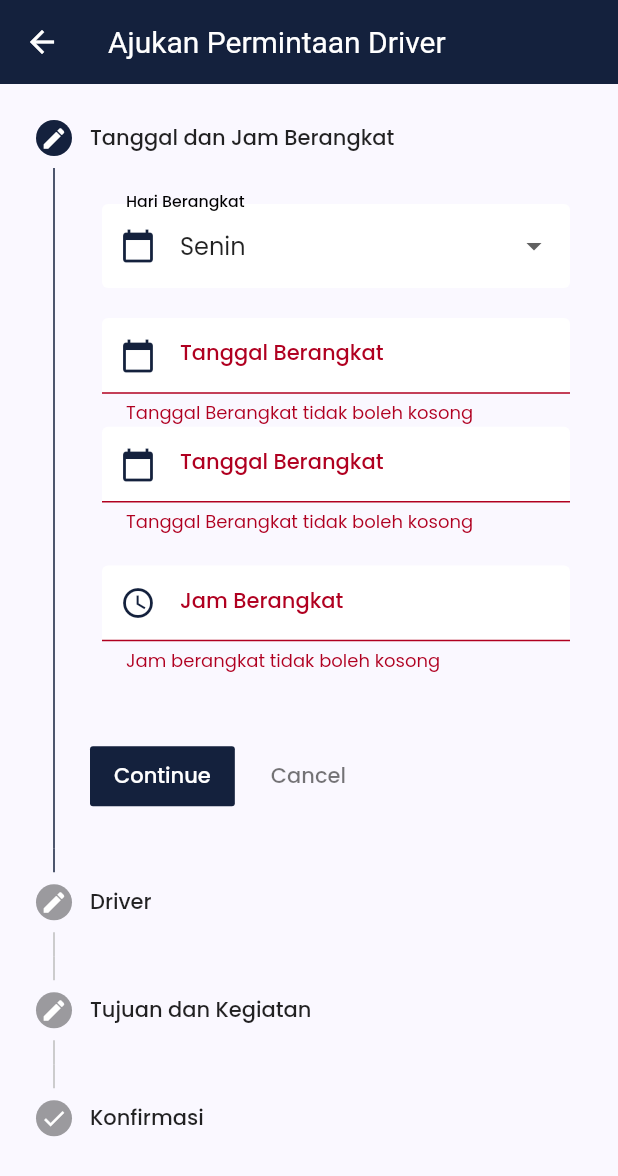
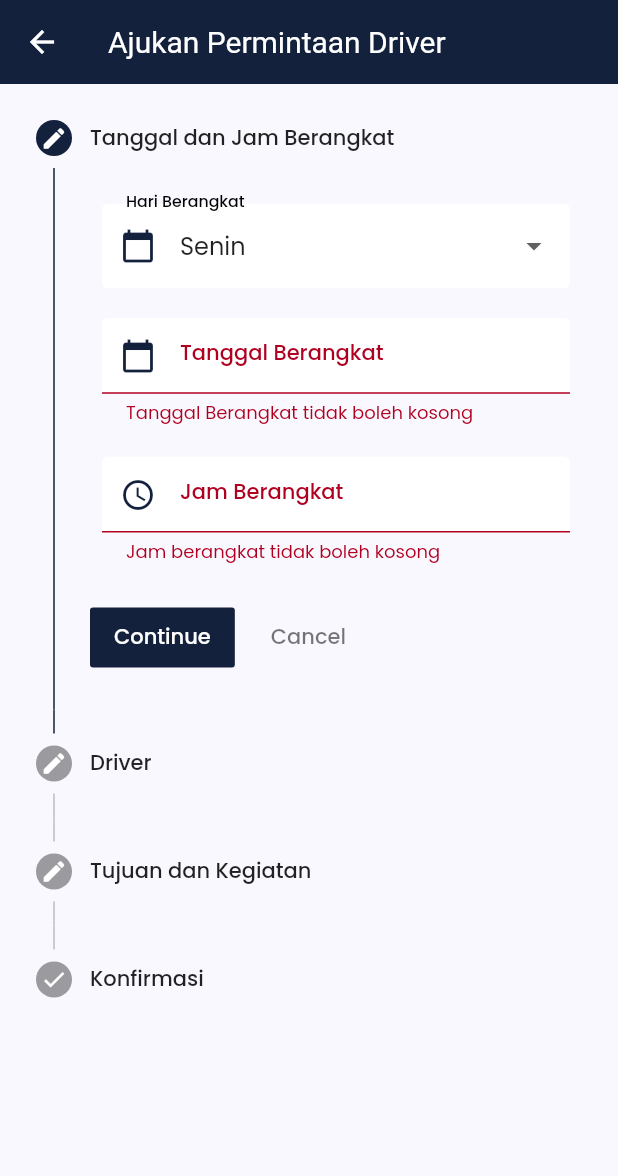
Before and after one commit to mdsetiawan11/anterin_kc_pky, a Flutter app: the AddPermintaanUser screen opened directly, after a tap on "Continue", on a phone screen of 412 x 824 dp. Shown: the top 1176 px of the screen. Run offline on Flutter 3.47's test engine with Material 2 defaults, Android fonts, the phone set to English and light mode, and no system bars; our stand-ins replace awesome_dialog, flutter_custom_clippers, flutter_rating_bar, flutter_slidable, flutter_svg, fluttertoast and 6 more; missing offline and left inert: material_dialogs; accounts and stored records are empty.

Commit message:
text field

```diff
--- a/lib/pages/user/add_permintaan.dart
+++ b/lib/pages/user/add_permintaan.dart
@@ -116,63 +116,21 @@ class _AddPermintaanUserState extends State<AddPermintaanUser> {
                     ),
                     textFormField(
                         isreadOnly: true,
-                        onTap: () {
-                          _selectDate();
-                        },
+                        onTap: _selectDate,
                         TextController: _dateController,
                         labelText: 'Tanggal Berangkat',
                         validatorText: 'Tanggal Berangkat tidak boleh kosong',
                         iconData: Icons.calendar_today),
-                    TextFormField(
-                      controller: _dateController,
-                      onTap: () {
-                        _selectDate();
-                      },
-                      readOnly: true,
-                      validator: (value) {
-                        if (value!.isEmpty) {
-                          return 'Tanggal Berangkat tidak boleh kosong';
-                        }
-                        return null;
-                      },
-                      decoration: const InputDecoration(
-                          labelText: 'Tanggal Berangkat',
-                          filled: true,
-                          prefixIcon: Icon(Icons.calendar_today),
-                          prefixIconColor: Warna.utama,
-                          enabledBorder:
-                              OutlineInputBorder(borderSide: BorderSide.none),
-                          focusedBorder: OutlineInputBorder(
-                              borderSide: BorderSide(color: Warna.utama))),
-                    ),
                     const SizedBox(
                       height: 20,
                     ),
-                    TextFormField(
-                      controller: _timeController,
-                      readOnly: true,
-                      onTap: () {
-                        _selectTime();
-                      },
-                      validator: (value) {
-                        if (value!.isEmpty) {
-                          return 'Jam berangkat tidak boleh kosong';
-                        }
-                        return null;
-                      },
-                      decoration: const InputDecoration(
+                    textFormField(
+                        isreadOnly: true,
+                        TextController: _timeController,
                         labelText: 'Jam Berangkat',
-                          filled: true,
-                          prefixIcon: Icon(Icons.access_time),
-                          prefixIconColor: Warna.utama,
-                          enabledBorder:
-                              OutlineInputBorder(borderSide: BorderSide.none),
-                          focusedBorder: OutlineInputBorder(
-                              borderSide: BorderSide(color: Warna.utama))),
-                    ),
-                    const SizedBox(
-                      height: 20,
-                    ),
+                        validatorText: 'Jam berangkat tidak boleh kosong',
+                        iconData: Icons.access_time,
+                        onTap: _selectTime),
                   ],
                 ),
               ),
@@ -227,97 +185,43 @@ class _AddPermintaanUserState extends State<AddPermintaanUser> {
                 key: formKeys[2],
                 child: Column(
                   children: [
-                    TextFormField(
-                      controller: _tujuanController,
-                      readOnly: false,
-                      validator: (value) {
-                        if (value!.isEmpty) {
-                          return 'Tujuan tidak boleh kosong';
-                        }
-                        return null;
-                      },
-                      decoration: const InputDecoration(
+                    textFormField(
+                        isreadOnly: false,
+                        TextController: _tujuanController,
                         labelText: 'Tujuan',
-                          filled: true,
-                          prefixIcon: Icon(Icons.pin_drop),
-                          prefixIconColor: Warna.utama,
-                          enabledBorder:
-                              OutlineInputBorder(borderSide: BorderSide.none),
-                          focusedBorder: OutlineInputBorder(
-                              borderSide: BorderSide(color: Warna.utama))),
-                    ),
+                        validatorText: 'Tujuan tidak boleh kosong',
+                        iconData: Icons.pin_drop,
+                        onTap: () {}),
                     const SizedBox(
                       height: 20,
                     ),
-                    TextFormField(
-                      controller: _kegiatanController,
-                      readOnly: false,
-                      validator: (value) {
-                        if (value!.isEmpty) {
-                          return 'Kegiatan tidak boleh kosong';
-                        }
-                        return null;
-                      },
-                      decoration: const InputDecoration(
+                    textFormField(
+                        isreadOnly: false,
+                        TextController: _kegiatanController,
                         labelText: 'Kegiatan',
-                          filled: true,
-                          prefixIcon: Icon(Icons.directions_walk),
-                          prefixIconColor: Warna.utama,
-                          enabledBorder:
-                              OutlineInputBorder(borderSide: BorderSide.none),
-                          focusedBorder: OutlineInputBorder(
-                              borderSide: BorderSide(color: Warna.utama))),
-                    ),
+                        validatorText: 'Kegiatan tidak boleh kosong',
+                        iconData: Icons.directions_walk,
+                        onTap: () {}),
                     const SizedBox(
                       height: 20,
                     ),
-                    TextFormField(
-                      controller: _datebackController,
-                      readOnly: true,
-                      onTap: () {
-                        _selectDateBack();
-                      },
-                      validator: (value) {
-                        if (value!.isEmpty) {
-                          return 'Tanggal kembali tidak boleh kosong';
-                        }
-                        return null;
-                      },
-                      decoration: const InputDecoration(
+                    textFormField(
+                        isreadOnly: true,
+                        TextController: _datebackController,
                         labelText: 'Tanggal Kembali',
-                          filled: true,
-                          prefixIcon: Icon(Icons.calendar_today),
-                          prefixIconColor: Warna.utama,
-                          enabledBorder:
-                              OutlineInputBorder(borderSide: BorderSide.none),
-                          focusedBorder: OutlineInputBorder(
-                              borderSide: BorderSide(color: Warna.utama))),
-                    ),
+                        validatorText: 'Tanggal kembali tidak boleh kosong',
+                        iconData: Icons.calendar_today,
+                        onTap: _selectDateBack),
                     const SizedBox(
                       height: 20,
                     ),
-                    TextFormField(
-                      controller: _timebackController,
-                      readOnly: true,
-                      onTap: () {
-                        _selectbackTime();
-                      },
-                      validator: (value) {
-                        if (value!.isEmpty) {
-                          return 'Jam kembali tidak boleh kosong';
-                        }
-                        return null;
-                      },
-                      decoration: const InputDecoration(
+                    textFormField(
+                        isreadOnly: true,
+                        TextController: _timebackController,
                         labelText: 'Jam Kembali (Perkiraan)',
-                          filled: true,
-                          prefixIcon: Icon(Icons.access_time),
-                          prefixIconColor: Warna.utama,
-                          enabledBorder:
-                              OutlineInputBorder(borderSide: BorderSide.none),
-                          focusedBorder: OutlineInputBorder(
-                              borderSide: BorderSide(color: Warna.utama))),
-                    ),
+                        validatorText: 'Jam kembali tidak boleh kosong',
+                        iconData: Icons.access_time,
+                        onTap: _selectbackTime),
                   ],
                 ),
               ),
@@ -332,83 +236,53 @@ class _AddPermintaanUserState extends State<AddPermintaanUser> {
                 key: formKeys[3],
                 child: Column(
                   children: [
-                    TextFormField(
-                      controller: _dateController,
-                      readOnly: true,
-                      decoration: const InputDecoration(
+                    textFormField(
+                        isreadOnly: true,
+                        onTap: () {},
+                        TextController: _dateController,
                         labelText: 'Tanggal Berangkat',
-                          filled: true,
-                          prefixIcon: Icon(Icons.calendar_today),
-                          prefixIconColor: Warna.utama,
-                          enabledBorder:
-                              OutlineInputBorder(borderSide: BorderSide.none),
-                          focusedBorder: OutlineInputBorder(
-                              borderSide: BorderSide(color: Warna.utama))),
-                    ),
+                        validatorText: 'Tanggal Berangkat tidak boleh kosong',
+                        iconData: Icons.calendar_today),
                     const SizedBox(
                       height: 20,
                     ),
-                    TextFormField(
-                      controller: _timeController,
-                      readOnly: true,
-                      decoration: const InputDecoration(
+                    textFormField(
+                        isreadOnly: true,
+                        TextController: _timeController,
                         labelText: 'Jam Berangkat',
-                          filled: true,
-                          prefixIcon: Icon(Icons.access_time),
-                          prefixIconColor: Warna.utama,
-                          enabledBorder:
-                              OutlineInputBorder(borderSide: BorderSide.none),
-                          focusedBorder: OutlineInputBorder(
-                              borderSide: BorderSide(color: Warna.utama))),
-                    ),
+                        validatorText: 'Jam berangkat tidak boleh kosong',
+                        iconData: Icons.access_time,
+                        onTap: () {}),
                     const SizedBox(
                       height: 20,
                     ),
-                    TextFormField(
-                      controller: _tujuanController,
-                      readOnly: true,
-                      decoration: const InputDecoration(
+                    textFormField(
+                        isreadOnly: false,
+                        TextController: _tujuanController,
                         labelText: 'Tujuan',
-                          filled: true,
-                          prefixIcon: Icon(Icons.pin_drop),
-                          prefixIconColor: Warna.utama,
-                          enabledBorder:
-                              OutlineInputBorder(borderSide: BorderSide.none),
-                          focusedBorder: OutlineInputBorder(
-                              borderSide: BorderSide(color: Warna.utama))),
-                    ),
+                        validatorText: 'Tujuan tidak boleh kosong',
+                        iconData: Icons.pin_drop,
+                        onTap: () {}),
                     const SizedBox(
                       height: 20,
                     ),
-                    TextFormField(
-                      controller: _kegiatanController,
-                      readOnly: true,
-                      decoration: const InputDecoration(
+                    textFormField(
+                        isreadOnly: false,
+                        TextController: _kegiatanController,
                         labelText: 'Kegiatan',
-                          filled: true,
-                          prefixIcon: Icon(Icons.directions_walk),
-                          prefixIconColor: Warna.utama,
-                          enabledBorder:
-                              OutlineInputBorder(borderSide: BorderSide.none),
-                          focusedBorder: OutlineInputBorder(
-                              borderSide: BorderSide(color: Warna.utama))),
-                    ),
+                        validatorText: 'Kegiatan tidak boleh kosong',
+                        iconData: Icons.directions_walk,
+                        onTap: () {}),
                     const SizedBox(
                       height: 20,
                     ),
-                    TextFormField(
-                      controller: _timebackController,
-                      readOnly: true,
-                      decoration: const InputDecoration(
+                    textFormField(
+                        isreadOnly: true,
+                        TextController: _timebackController,
                         labelText: 'Jam Kembali (Perkiraan)',
-                          filled: true,
-                          prefixIcon: Icon(Icons.access_time),
-                          prefixIconColor: Warna.utama,
-                          enabledBorder:
-                              OutlineInputBorder(borderSide: BorderSide.none),
-                          focusedBorder: OutlineInputBorder(
-                              borderSide: BorderSide(color: Warna.utama))),
-                    ),
+                        validatorText: 'Jam kembali tidak boleh kosong',
+                        iconData: Icons.access_time,
+                        onTap: () {}),
                   ],
                 ),
               ),
```
Lines whose indentation alone changed are shown as unchanged.
